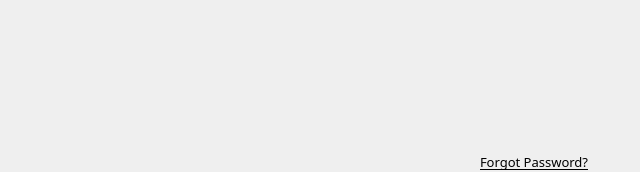
First picture: the form in ui/userNameLogin.ui, repository yechaoGitHub/AI, before the edit.
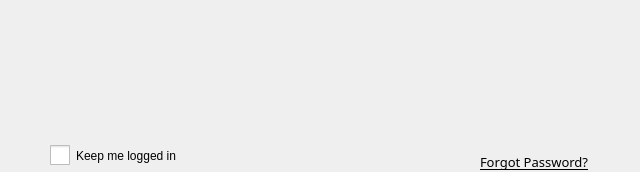
Second picture: the form after the edit. Icons and pictures are not drawn. Custom widgets are drawn as their Qt base class.

The edit to the form file:
```diff
--- a/ui/userNameLogin.ui
+++ b/ui/userNameLogin.ui
@@ -13,6 +13,9 @@
   <property name="windowTitle">
    <string>Form</string>
   </property>
+  <property name="styleSheet">
+   <string notr="true"/>
+  </property>
   <widget class="WCommonEdit" name="userNameEdit" native="true">
    <property name="geometry">
     <rect>
@@ -60,8 +63,8 @@
   <widget class="WCheckBox" name="keepLoggedCheckBox" native="true">
    <property name="geometry">
     <rect>
-     <x>48</x>
-     <y>152</y>
+     <x>290</x>
+     <y>150</y>
      <width>190</width>
      <height>20</height>
     </rect>
@@ -105,6 +108,28 @@
     <string>Forgot Password?</string>
    </property>
   </widget>
+  <widget class="QCheckBox" name="checkBox">
+   <property name="geometry">
+    <rect>
+     <x>50</x>
+     <y>145</y>
+     <width>191</width>
+     <height>21</height>
+    </rect>
+   </property>
+   <property name="styleSheet">
+    <string notr="true">QCheckBox::indicator {width: 20px; height: 20px;}
+
+QCheckBox::indicator:unchecked {background-image: url(:/QtTest/icon/check_sel.png);}
+
+
+QCheckBox::indicator:checked {background-image: url(:/QtTest/icon/chebox_select.png);}
+</string>
+   </property>
+   <property name="text">
+    <string>Keep me logged in</string>
+   </property>
+  </widget>
  </widget>
  <customwidgets>
   <customwidget>
```
Left out of the diff: 4 changed lines with no effect on the pictures.
